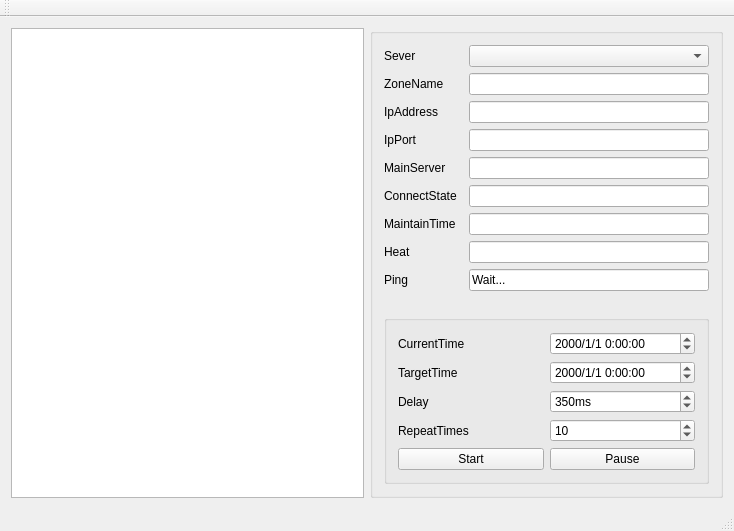
This is Hudz/Hudz/hudz.ui in JOo0ker/Hudz as Qt 5 draws it before an edit. The edited form follows.
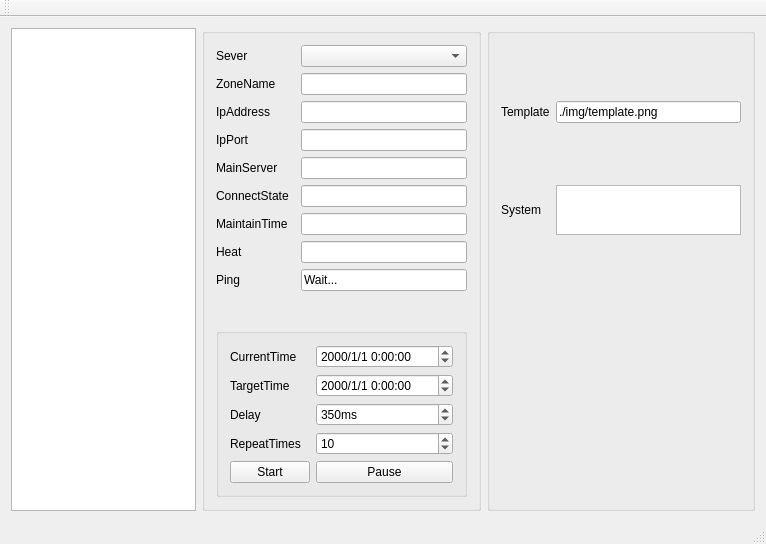
This is the edited form. Icons and pictures are not drawn.

What changed in the file:
```diff
--- a/Hudz/Hudz/hudz.ui
+++ b/Hudz/Hudz/hudz.ui
@@ -6,8 +6,8 @@
    <rect>
     <x>0</x>
     <y>0</y>
-    <width>734</width>
-    <height>531</height>
+    <width>766</width>
+    <height>544</height>
    </rect>
   </property>
   <property name="windowTitle">
@@ -257,6 +257,109 @@
       </layout>
      </widget>
     </item>
+    <item row="0" column="2">
+     <widget class="QGroupBox" name="GBox_GetSysTime">
+      <property name="title">
+       <string/>
+      </property>
+      <layout class="QGridLayout" name="gridLayout_4">
+       <item row="1" column="1">
+        <widget class="QLineEdit" name="LEdit_Template">
+         <property name="text">
+          <string>./img/template.png</string>
+         </property>
+        </widget>
+       </item>
+       <item row="2" column="1" alignment="Qt::AlignHCenter">
+        <widget class="QLabel" name="Label_SystemImg">
+         <property name="minimumSize">
+          <size>
+           <width>0</width>
+           <height>50</height>
+          </size>
+         </property>
+         <property name="text">
+          <string/>
+         </property>
+        </widget>
+       </item>
+       <item row="5" column="0">
+        <spacer name="verticalSpacer_2">
+         <property name="orientation">
+          <enum>Qt::Vertical</enum>
+         </property>
+         <property name="sizeHint" stdset="0">
+          <size>
+           <width>20</width>
+           <height>40</height>
+          </size>
+         </property>
+        </spacer>
+       </item>
+       <item row="0" column="1" alignment="Qt::AlignHCenter">
+        <widget class="QLabel" name="Label_TemplateImg">
+         <property name="minimumSize">
+          <size>
+           <width>0</width>
+           <height>50</height>
+          </size>
+         </property>
+         <property name="text">
+          <string/>
+         </property>
+         <property name="pixmap">
+          <pixmap resource="hudz.qrc">:/Hudz/img/template.png</pixmap>
+         </property>
+        </widget>
+       </item>
+       <item row="1" column="0">
+        <widget class="QLabel" name="Label_Template">
+         <property name="text">
+          <string>Template</string>
+         </property>
+        </widget>
+       </item>
+       <item row="3" column="0">
+        <widget class="QLabel" name="Label_System">
+         <property name="text">
+          <string>System</string>
+         </property>
+        </widget>
+       </item>
+       <item row="3" column="1">
+        <widget class="QPlainTextEdit" name="PTEdit_OCR">
+         <property name="sizePolicy">
+          <sizepolicy hsizetype="Preferred" vsizetype="Preferred">
+           <horstretch>0</horstretch>
+           <verstretch>0</verstretch>
+          </sizepolicy>
+         </property>
+         <property name="maximumSize">
+          <size>
+           <width>16777215</width>
+           <height>50</height>
+          </size>
+         </property>
+         <property name="sizeIncrement">
+          <size>
+           <width>0</width>
+           <height>100</height>
+          </size>
+         </property>
+         <property name="verticalScrollBarPolicy">
+          <enum>Qt::ScrollBarAsNeeded</enum>
+         </property>
+         <property name="horizontalScrollBarPolicy">
+          <enum>Qt::ScrollBarAsNeeded</enum>
+         </property>
+         <property name="readOnly">
+          <bool>true</bool>
+         </property>
+        </widget>
+       </item>
+      </layout>
+     </widget>
+    </item>
    </layout>
   </widget>
   <widget class="QMenuBar" name="menuBar">
```
Left out of the diff: 2 changed lines with no effect on the pictures.
